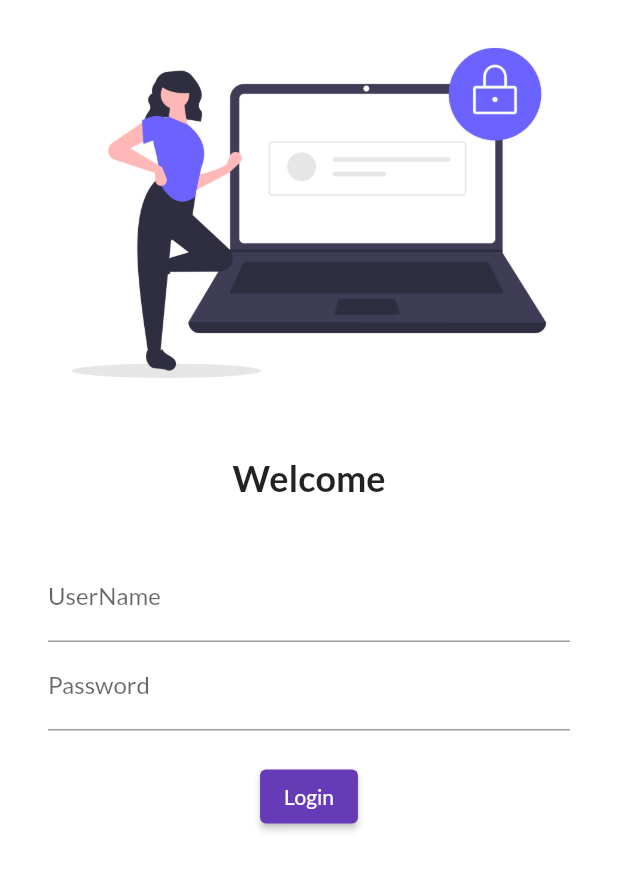
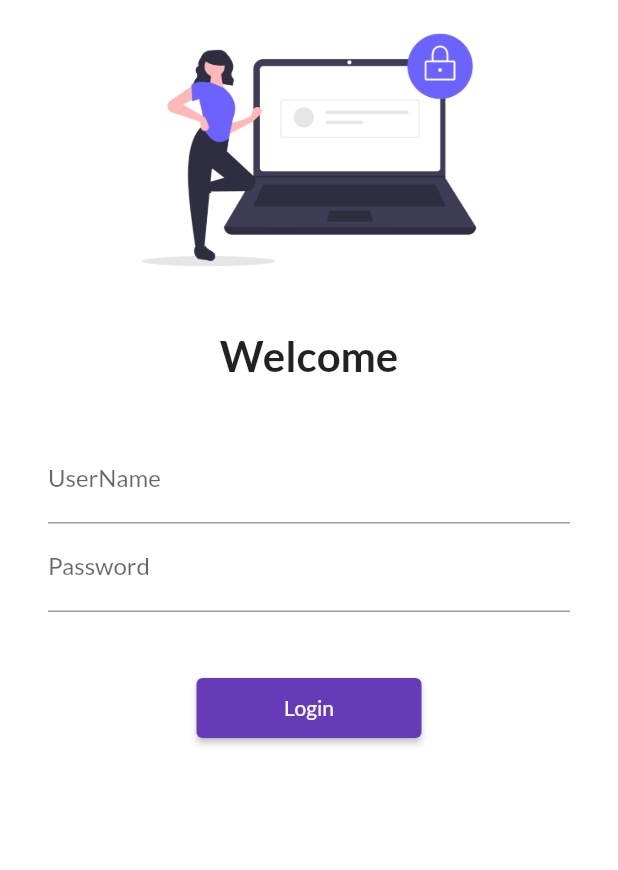
Before and after one commit to ameybikram/flutter, a Flutter app: the screen it shows after launch, on a phone screen of 412 x 824 dp. Shown: the top 870 px of the screen. Run offline on Flutter 3.47's test engine with Material 2 defaults, Android fonts, the phone set to English and light mode, and no system bars; our stand-ins replace google_fonts.

Commit message:
day5 Commit

```diff
--- a/lib/main.dart
+++ b/lib/main.dart
@@ -1,6 +1,7 @@
 import 'package:flutter/material.dart';
 import 'package:flutter_catalog/pages/home_page.dart';
 import 'package:flutter_catalog/pages/login_page.dart';
+import 'package:flutter_catalog/utils/routes.dart';
 import 'package:google_fonts/google_fonts.dart';
 
 void main() {
@@ -25,14 +26,16 @@ class MyApp extends StatelessWidget {
         fontFamily: GoogleFonts.lato().fontFamily,
         // primaryTextTheme: GoogleFonts.latoTextTheme()
       ),
+      // debugShowCheckedModeBanner: false, // To remove debug banner
       darkTheme: ThemeData(
         brightness: Brightness.dark, // dark color brightness will override red
         primarySwatch: Colors.red,
       ),
-      // initialRoute: "/home",
+      initialRoute: "/",
       routes: {
         "/": (context) => LoginPage(), // meaning home routes
-        "/home": (context) => HomePage(), // object of class HomePage
+        MyRoutes.homeRoute: (context) => HomePage(), // object of class HomePage
+        MyRoutes.loginRoute: (context) => LoginPage(),
       },
     );
   }
--- a/lib/pages/login_page.dart
+++ b/lib/pages/login_page.dart
@@ -1,4 +1,5 @@
 import 'package:flutter/material.dart';
+import 'package:flutter_catalog/utils/routes.dart';
 
 class LoginPage extends StatelessWidget {
   const LoginPage({Key? key}) : super(key: key); // constructor
@@ -7,11 +8,14 @@ class LoginPage extends StatelessWidget {
   Widget build(BuildContext context) {
     return Material(
       color: Colors.white,
+      child: SingleChildScrollView(
+        // To make a scrollable view
         child: Column(
           children: [
             Image.asset(
               'assets/images/login_image.png',
               fit: BoxFit.cover,
+              height: 200, // To give height of image
             ),
             SizedBox(
               // for giving space between two childs
@@ -21,7 +25,7 @@ class LoginPage extends StatelessWidget {
             Text(
               'Welcome',
               style: TextStyle(
-              fontSize: 24,
+                fontSize: 28,
                 fontWeight: FontWeight.bold,
               ),
             ),
@@ -48,19 +52,21 @@ class LoginPage extends StatelessWidget {
                     ),
                   ),
                   SizedBox(
-                  height: 20.0,
+                    height: 40.0,
                   ),
                   ElevatedButton(
                     child: Text('Login'),
-                  style: TextButton.styleFrom(),
+                    style: TextButton.styleFrom(minimumSize: Size(150, 40)),
                     onPressed: () {
-                    print('Hi Amey');
+                      // print('Hi Amey');
+                      Navigator.pushNamed(context, MyRoutes.homeRoute);
                     },
                   )
                 ],
               ),
             )
           ],
+        ),
       ),
     );
   }
--- /dev/null
+++ b/lib/utils/routes.dart
@@ -0,0 +1,4 @@
+class MyRoutes {
+  static String loginRoute = "/login";
+  static String homeRoute = "/home";
+}
```
Lines whose indentation alone changed are shown as unchanged.
